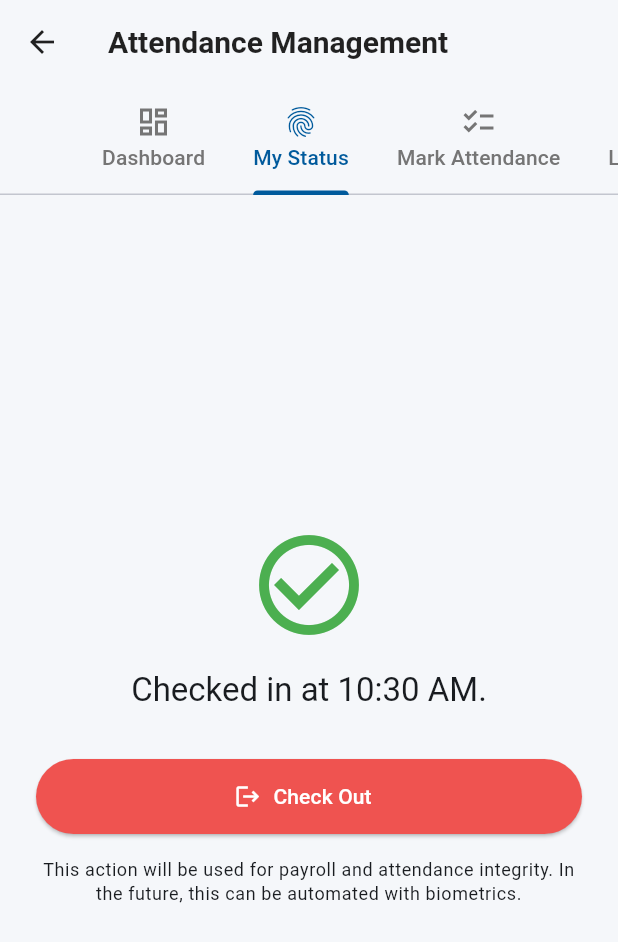
After one commit to lewisking2016/school_management, a Flutter app: the AttendanceManagementScreen screen opened by its route, tab 2 chosen, after a tap on "Check In", on a phone screen of 412 x 824 dp. The commit adds this screen. Shown: the top 942 px of the screen. Run offline on Flutter 3.47's test engine with Material 3 defaults, Android fonts, the phone set to English and light mode, and no system bars; our stand-ins replace firebase_auth, firebase_core, fl_chart, google_sign_in; accounts and stored records are empty.

Commit message:
new file:   lib/attendance_management_screen.dart 	modified:   lib/main.dart 	modified:   lib/main_dashboard.dart

```diff
--- /dev/null
+++ b/lib/attendance_management_screen.dart
@@ -0,0 +1,482 @@
+import 'package:flutter/material.dart';
+import 'package:fl_chart/fl_chart.dart';
+
+class AttendanceManagementScreen extends StatefulWidget {
+  const AttendanceManagementScreen({super.key});
+
+  @override
+  State<AttendanceManagementScreen> createState() =>
+      _AttendanceManagementScreenState();
+}
+
+class _AttendanceManagementScreenState extends State<AttendanceManagementScreen>
+    with SingleTickerProviderStateMixin {
+  late final TabController _tabController;
+
+  @override
+  void initState() {
+    super.initState();
+    _tabController = TabController(length: 4, vsync: this);
+  }
+
+  @override
+  void dispose() {
+    _tabController.dispose();
+    super.dispose();
+  }
+
+  @override
+  Widget build(BuildContext context) {
+    final theme = Theme.of(context);
+    return Scaffold(
+      appBar: AppBar(
+        title: const Text('Attendance Management'),
+        bottom: TabBar(
+          controller: _tabController,
+          isScrollable: true,
+          labelColor: theme.colorScheme.primary,
+          unselectedLabelColor: Colors.grey.shade600,
+          indicatorColor: theme.colorScheme.primary,
+          tabs: const [
+            Tab(icon: Icon(Icons.dashboard_outlined), text: 'Dashboard'),
+            Tab(icon: Icon(Icons.fingerprint), text: 'My Status'),
+            Tab(icon: Icon(Icons.checklist), text: 'Mark Attendance'),
+            Tab(
+              icon: Icon(Icons.time_to_leave_outlined),
+              text: 'Leave Requests',
+            ),
+          ],
+        ),
+      ),
+      body: TabBarView(
+        controller: _tabController,
+        children: const [
+          _AttendanceDashboardTab(),
+          _MyStatusTab(),
+          _MarkAttendanceTab(),
+          _LeaveManagementTab(),
+        ],
+      ),
+    );
+  }
+}
+
+/// Tab 1: Attendance Dashboard with Charts (now Stateful to manage switch states)
+class _AttendanceDashboardTab extends StatefulWidget {
+  const _AttendanceDashboardTab();
+
+  @override
+  State<_AttendanceDashboardTab> createState() =>
+      _AttendanceDashboardTabState();
+}
+
+class _AttendanceDashboardTabState extends State<_AttendanceDashboardTab> {
+  bool _sendAbsenteeismAlerts = true; // Initial state for absenteeism alerts
+  bool _sendDailyReminders = false; // Initial state for daily reminders
+
+  @override
+  Widget build(BuildContext context) {
+    return SingleChildScrollView(
+      padding: const EdgeInsets.all(16.0),
+      child: Column(
+        crossAxisAlignment: CrossAxisAlignment.start,
+        children: [
+          Text(
+            'Attendance Summary',
+            style: Theme.of(
+              context,
+            ).textTheme.headlineSmall?.copyWith(fontWeight: FontWeight.bold),
+          ),
+          const SizedBox(height: 24),
+          _buildSummaryCard(
+            context,
+            title: 'Student Weekly Attendance',
+            chart: const _AttendanceChart(
+              data: [245, 248, 235, 240, 250],
+              total: 250,
+              barColor: Colors.orange,
+            ),
+          ),
+          const SizedBox(height: 16),
+          _buildSummaryCard(
+            context,
+            title: 'Teacher Weekly Attendance',
+            chart: const _AttendanceChart(
+              data: [28, 30, 30, 29, 27],
+              total: 30,
+              barColor: Colors.blue,
+            ),
+          ),
+          const SizedBox(height: 24),
+          _buildNotificationSettings(context),
+        ],
+      ),
+    );
+  }
+
+  Widget _buildSummaryCard(
+    BuildContext context, {
+    required String title,
+    required Widget chart,
+  }) {
+    return Card(
+      elevation: 2,
+      shape: RoundedRectangleBorder(borderRadius: BorderRadius.circular(12)),
+      child: Padding(
+        padding: const EdgeInsets.all(16.0),
+        child: Column(
+          crossAxisAlignment: CrossAxisAlignment.start,
+          children: [
+            Text(
+              title,
+              style: Theme.of(
+                context,
+              ).textTheme.titleLarge?.copyWith(fontWeight: FontWeight.bold),
+            ),
+            const SizedBox(height: 20),
+            SizedBox(height: 200, child: chart),
+          ],
+        ),
+      ),
+    );
+  }
+
+  Widget _buildNotificationSettings(BuildContext context) {
+    final theme = Theme.of(context);
+    return Card(
+      elevation: 2,
+      shape: RoundedRectangleBorder(borderRadius: BorderRadius.circular(12)),
+      child: Padding(
+        padding: const EdgeInsets.all(16.0),
+        child: Column(
+          crossAxisAlignment: CrossAxisAlignment.start,
+          children: [
+            Text(
+              'Notifications & Alerts',
+              style: theme.textTheme.titleLarge?.copyWith(
+                fontWeight: FontWeight.bold,
+              ),
+            ),
+            const SizedBox(height: 8),
+            SwitchListTile(
+              title: const Text('Absenteeism Alerts to Parents'),
+              subtitle: const Text(
+                'Send an automatic alert if a student is absent.',
+              ),
+              value: _sendAbsenteeismAlerts,
+              onChanged: (bool value) {
+                setState(() {
+                  _sendAbsenteeismAlerts = value;
+                });
+                // In a real app, you would save this setting to a database or preferences.
+              },
+              secondary: const Icon(Icons.notifications_active_outlined),
+            ),
+            SwitchListTile(
+              title: const Text('Daily Attendance Reminders'),
+              subtitle: const Text('Remind teachers to mark attendance.'),
+              value: _sendDailyReminders,
+              onChanged: (bool value) {
+                setState(() {
+                  _sendDailyReminders = value;
+                });
+                // In a real app, you would save this setting to a database or preferences.
+              },
+              secondary: const Icon(Icons.alarm),
+            ),
+          ],
+        ),
+      ),
+    );
+  }
+}
+
+/// Chart widget copied from main_dashboard.dart for consistency.
+class _AttendanceChart extends StatelessWidget {
+  final List<int> data;
+  final int total;
+  final Color barColor;
+
+  const _AttendanceChart({
+    required this.data,
+    required this.total,
+    required this.barColor,
+  });
+
+  @override
+  Widget build(BuildContext context) {
+    return BarChart(
+      BarChartData(
+        alignment: BarChartAlignment.spaceAround,
+        maxY: total.toDouble(),
+        barTouchData: BarTouchData(
+          enabled: false,
+        ), // Disabled for persistent labels
+        titlesData: FlTitlesData(
+          show: true,
+          bottomTitles: AxisTitles(
+            sideTitles: SideTitles(
+              showTitles: true,
+              getTitlesWidget: (double value, TitleMeta meta) {
+                final dayStyle = TextStyle(
+                  color: Colors.grey.shade600,
+                  fontWeight: FontWeight.bold,
+                  fontSize: 14,
+                );
+                final valueStyle = TextStyle(
+                  color: Colors.black.withOpacity(0.7),
+                  fontWeight: FontWeight.bold,
+                  fontSize: 14,
+                );
+
+                final days = ['Mon', 'Tue', 'Wed', 'Thu', 'Fri'];
+                final index = value.toInt();
+                if (index < 0 || index >= days.length) return const SizedBox();
+
+                return SideTitleWidget(
+                  axisSide: meta.axisSide,
+                  space: 8,
+                  child: Column(
+                    children: [
+                      Text(days[index], style: dayStyle),
+                      const SizedBox(height: 4),
+                      Text(data[index].toString(), style: valueStyle),
+                    ],
+                  ),
+                );
+              },
+              reservedSize: 65,
+            ),
+          ),
+          leftTitles: const AxisTitles(
+            sideTitles: SideTitles(showTitles: false),
+          ),
+          topTitles: const AxisTitles(
+            sideTitles: SideTitles(showTitles: false),
+          ),
+          rightTitles: const AxisTitles(
+            sideTitles: SideTitles(showTitles: false),
+          ),
+        ),
+        borderData: FlBorderData(show: false),
+        barGroups: List.generate(data.length, (index) {
+          return _makeBar(index, data[index].toDouble(), barColor);
+        }),
+        gridData: const FlGridData(show: false),
+      ),
+      swapAnimationDuration: const Duration(milliseconds: 450),
+      swapAnimationCurve: Curves.easeOut,
+    );
+  }
+
+  BarChartGroupData _makeBar(int x, double y, Color color) {
+    final barGradient = LinearGradient(
+      colors: [color.withOpacity(0.8), color],
+      begin: Alignment.bottomCenter,
+      end: Alignment.topCenter,
+    );
+    return BarChartGroupData(
+      x: x,
+      barRods: [
+        BarChartRodData(
+          toY: y,
+          gradient: barGradient,
+          width: 18,
+          borderRadius: const BorderRadius.only(
+            topLeft: Radius.circular(6),
+            topRight: Radius.circular(6),
+          ),
+        ),
+      ],
+    );
+  }
+}
+
+/// Tab 2: Teacher Check-in / Check-out
+class _MyStatusTab extends StatefulWidget {
+  const _MyStatusTab();
+
+  @override
+  State<_MyStatusTab> createState() => _MyStatusTabState();
+}
+
+class _MyStatusTabState extends State<_MyStatusTab> {
+  bool _isCheckedIn = false;
+  String _statusMessage = 'You are currently checked out.';
+
+  void _toggleCheckIn() {
+    setState(() {
+      _isCheckedIn = !_isCheckedIn;
+      if (_isCheckedIn) {
+        _statusMessage = 'Checked in at ${TimeOfDay.now().format(context)}.';
+      } else {
+        _statusMessage = 'Checked out at ${TimeOfDay.now().format(context)}.';
+      }
+    });
+    // todo: Integrate with backend/biometrics
+  }
+
+  @override
+  Widget build(BuildContext context) {
+    final theme = Theme.of(context);
+    return Center(
+      child: Padding(
+        padding: const EdgeInsets.all(24.0),
+        child: Column(
+          mainAxisAlignment: MainAxisAlignment.center,
+          children: [
+            Icon(
+              _isCheckedIn ? Icons.check_circle_outline : Icons.highlight_off,
+              color: _isCheckedIn ? Colors.green : Colors.red,
+              size: 80,
+            ),
+            const SizedBox(height: 16),
+            Text(
+              _statusMessage,
+              style: theme.textTheme.titleLarge,
+              textAlign: TextAlign.center,
+            ),
+            const SizedBox(height: 32),
+            SizedBox(
+              width: double.infinity,
+              height: 50,
+              child: ElevatedButton.icon(
+                icon: Icon(_isCheckedIn ? Icons.logout : Icons.login),
+                label: Text(_isCheckedIn ? 'Check Out' : 'Check In'),
+                onPressed: _toggleCheckIn,
+                style: ElevatedButton.styleFrom(
+                  backgroundColor: _isCheckedIn
+                      ? Colors.red.shade400
+                      : theme.colorScheme.primary,
+                  foregroundColor: Colors.white,
+                ),
+              ),
+            ),
+            const SizedBox(height: 16),
+            Text(
+              'This action will be used for payroll and attendance integrity. In the future, this can be automated with biometrics.',
+              textAlign: TextAlign.center,
+              style: theme.textTheme.bodySmall,
+            ),
+          ],
+        ),
+      ),
+    );
+  }
+}
+
+/// Tab 3: Mark Attendance (for teachers)
+class _MarkAttendanceTab extends StatelessWidget {
+  const _MarkAttendanceTab();
+
+  @override
+  Widget build(BuildContext context) {
+    // Placeholder data for classes
+    final classes = [
+      'Grade 5A - Mathematics',
+      'Grade 7B - Science',
+      'Grade 9 - History',
+    ];
+
+    return ListView.builder(
+      padding: const EdgeInsets.all(8.0),
+      itemCount: classes.length,
+      itemBuilder: (context, index) {
+        return Card(
+          child: ListTile(
+            leading: const Icon(Icons.class_outlined),
+            title: Text(classes[index]),
+            trailing: const Icon(Icons.arrow_forward_ios),
+            onTap: () {
+              // todo: Navigate to a detailed screen to mark attendance for this class
+              ScaffoldMessenger.of(context).showSnackBar(
+                SnackBar(
+                  content: Text('Opening attendance for ${classes[index]}'),
+                ),
+              );
+            },
+          ),
+        );
+      },
+    );
+  }
+}
+
+/// Tab 4: Leave Management
+class _LeaveManagementTab extends StatelessWidget {
+  const _LeaveManagementTab();
+
+  @override
+  Widget build(BuildContext context) {
+    // Placeholder data for leave requests
+    final leaveRequests = [
+      {
+        'name': 'Uhuru Kenyatta (Student)',
+        'reason': 'Sick Leave',
+        'status': 'Pending',
+      },
+      {
+        'name': 'Mr.Chengasia (Teacher)',
+        'reason': 'Personal Leave',
+        'status': 'Pending',
+      },
+      {
+        'name': 'Lewis Ndungu (Student)',
+        'reason': 'Family Event',
+        'status': 'Approved',
+      },
+    ];
+
+    return Scaffold(
+      body: ListView.builder(
+        padding: const EdgeInsets.all(8.0),
+        itemCount: leaveRequests.length,
+        itemBuilder: (context, index) {
+          final request = leaveRequests[index];
+          final isPending = request['status'] == 'Pending';
+
+          return Card(
+            child: ListTile(
+              title: Text(request['name']!),
+              subtitle: Text(request['reason']!),
+              trailing: isPending
+                  ? Row(
+                      mainAxisSize: MainAxisSize.min,
+                      children: [
+                        IconButton(
+                          icon: const Icon(Icons.check, color: Colors.green),
+                          onPressed: () {
+                            // todo: Implement approve logic
+                          },
+                          tooltip: 'Approve',
+                        ),
+                        IconButton(
+                          icon: const Icon(Icons.close, color: Colors.red),
+                          onPressed: () {
+                            // todo: Implement reject logic
+                          },
+                          tooltip: 'Reject',
+                        ),
+                      ],
+                    )
+                  : Chip(
+                      label: Text(request['status']!),
+                      backgroundColor: Colors.grey.shade300,
+                    ),
+            ),
+          );
+        },
+      ),
+      floatingActionButton: FloatingActionButton.extended(
+        onPressed: () {
+          // todo: Show a dialog or navigate to a screen to apply for leave
+          ScaffoldMessenger.of(context).showSnackBar(
+            const SnackBar(content: Text('Opening leave application form...')),
+          );
+        },
+        label: const Text('Apply for Leave'),
+        icon: const Icon(Icons.add),
+      ),
+    );
+  }
+}
--- a/lib/main.dart
+++ b/lib/main.dart
@@ -1,5 +1,6 @@
 import 'package:firebase_core/firebase_core.dart';
 import 'package:flutter/material.dart';
+import 'package:school_management/attendance_management_screen.dart';
 import 'package:school_management/firebase_options.dart';
 import 'package:school_management/log_in_screen.dart';
 import 'package:school_management/main_dashboard.dart';
@@ -48,6 +49,7 @@ class MyApp extends StatelessWidget {
         '/login': (context) => const LogInScreen(),
         '/register': (context) => const RegisterScreen(),
         '/dashboard': (context) => const MainDashboardScreen(),
+        '/attendance': (context) => const AttendanceManagementScreen(),
       },
     );
   }
--- a/lib/main_dashboard.dart
+++ b/lib/main_dashboard.dart
@@ -1,6 +1,7 @@
 import 'package:flutter/material.dart';
 import 'package:firebase_auth/firebase_auth.dart';
 import 'package:fl_chart/fl_chart.dart';
+import 'package:school_management/attendance_management_screen.dart';
 
 class MainDashboardScreen extends StatefulWidget {
   const MainDashboardScreen({super.key});
@@ -195,6 +196,8 @@ class _MainDashboardScreenState extends State<MainDashboardScreen> {
     // Main Dashboard UI
     if (_selectedIndex == 0) {
       return _buildDashboardHome(theme);
+    } else if (destinations[_selectedIndex] == 'Attendance Management') {
+      return const AttendanceManagementScreen();
     } else if (destinations[_selectedIndex] == 'Profile') {
       return _buildProfileScreen(theme);
     } else {
```
